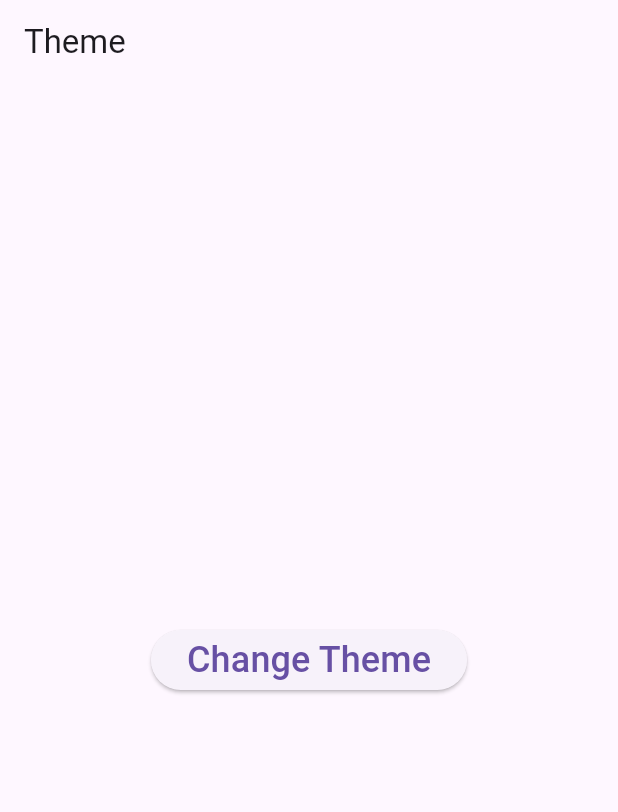
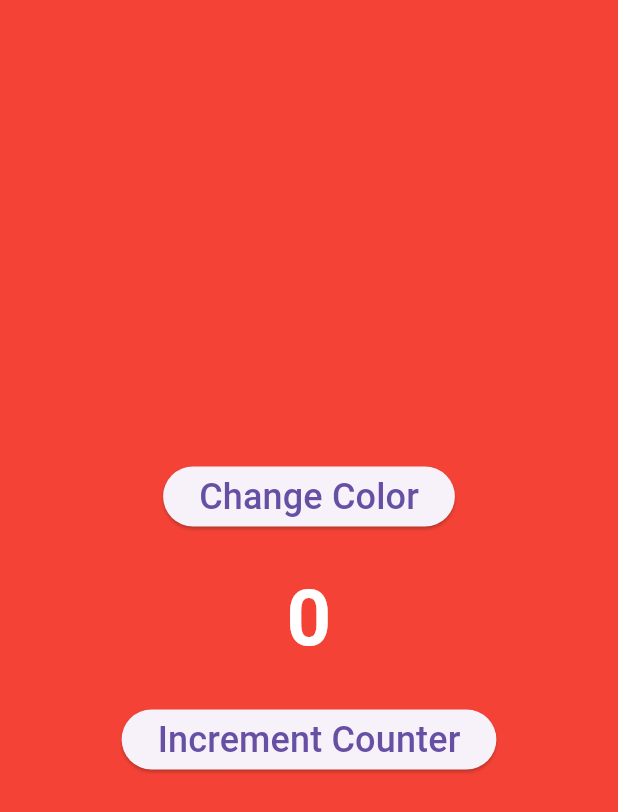
Before and after one commit to yhan0704/flutter_bloc_counter, a Flutter app: the screen it shows after launch, on a phone screen of 412 x 824 dp. Shown: the top 812 px of the screen. Run offline on Flutter 3.47's test engine with Material 3 defaults, Android fonts, the phone set to English and light mode, and no system bars; our stand-ins replace bloc, equatable, flutter_bloc.

Commit message:
bloc to bloc

```diff
--- a/lib/blocs/bloc/theme_bloc.dart
+++ /dev/null
@@ -1,18 +0,0 @@
-import 'package:bloc/bloc.dart';
-import 'package:equatable/equatable.dart';
-
-part 'theme_event.dart';
-part 'theme_state.dart';
-
-class ThemeBloc extends Bloc<ThemeEvent, ThemeState> {
-  ThemeBloc() : super(ThemeState.initial()) {
-    on<ChangeThemeEvent>((event, emit) {
-      if (event.randInt % 2 == 0) {
-        emit(state.copyWith(appTheme: AppTheme.light));
-      } else {
-        emit(state.copyWith(appTheme: AppTheme.dark));
-      }
-      ;
-    });
-  }
-}
--- a/lib/blocs/bloc/theme_event.dart
+++ /dev/null
@@ -1,22 +0,0 @@
-// ignore_for_file: public_member_api_docs, sort_constructors_first
-part of 'theme_bloc.dart';
-
-sealed class ThemeEvent extends Equatable {
-  const ThemeEvent();
-
-  @override
-  List<Object> get props => [];
-}
-
-class ChangeThemeEvent extends ThemeEvent {
-  final int randInt;
-  ChangeThemeEvent({
-    required this.randInt,
-  });
-
-  @override
-  String toString() => 'ChangeThemeEvent(randInt: $randInt)';
-
-  @override
-  List<Object> get props => [randInt];
-}
--- a/lib/blocs/bloc/theme_state.dart
+++ /dev/null
@@ -1,36 +0,0 @@
-// ignore_for_file: public_member_api_docs, sort_constructors_first
-part of 'theme_bloc.dart';
-
-enum AppTheme { light, dark }
-
-class ThemeState {
-  final AppTheme appTheme;
-  ThemeState({
-    this.appTheme = AppTheme.light,
-  });
-
-  factory ThemeState.initial() {
-    return ThemeState();
-  }
-
-  @override
-  bool operator ==(covariant ThemeState other) {
-    if (identical(this, other)) return true;
-
-    return other.appTheme == appTheme;
-  }
-
-  @override
-  int get hashCode => appTheme.hashCode;
-
-  @override
-  String toString() => 'ThemeState(appTheme: $appTheme)';
-
-  ThemeState copyWith({
-    AppTheme? appTheme,
-  }) {
-    return ThemeState(
-      appTheme: appTheme ?? this.appTheme,
-    );
-  }
-}
--- /dev/null
+++ b/lib/blocs/color/color_bloc.dart
@@ -0,0 +1,24 @@
+import 'package:bloc/bloc.dart';
+import 'package:equatable/equatable.dart';
+import 'package:flutter/material.dart';
+
+part 'color_event.dart';
+part 'color_state.dart';
+
+class ColorBloc extends Bloc<ColorEvent, ColorState> {
+  ColorBloc() : super(ColorState.initial()) {
+    on<ChangeColorEvent>((_changeColor));
+  }
+
+  void _changeColor(ChangeColorEvent event, Emitter<ColorState> emit) {
+    if (state.color == Colors.red) {
+      emit(state.copyWith(color: Colors.green));
+    } else if (state.color == Colors.green) {
+      emit(state.copyWith(color: Colors.blue));
+    } else if (state.color == Colors.blue) {
+      emit(state.copyWith(color: Colors.black));
+    } else if (state.color == Colors.black) {
+      emit(state.copyWith(color: Colors.red));
+    }
+  }
+}
--- /dev/null
+++ b/lib/blocs/color/color_event.dart
@@ -0,0 +1,10 @@
+part of 'color_bloc.dart';
+
+abstract class ColorEvent extends Equatable {
+  const ColorEvent();
+
+  @override
+  List<Object> get props => [];
+}
+
+class ChangeColorEvent extends ColorEvent {}
--- /dev/null
+++ b/lib/blocs/color/color_state.dart
@@ -0,0 +1,26 @@
+part of 'color_bloc.dart';
+
+class ColorState extends Equatable {
+  final Color color;
+  ColorState({
+    required this.color,
+  });
+
+  factory ColorState.initial() {
+    return ColorState(color: Colors.red);
+  }
+
+  @override
+  List<Object> get props => [color];
+
+  @override
+  String toString() => 'ColorState(color: $color)';
+
+  ColorState copyWith({
+    Color? color,
+  }) {
+    return ColorState(
+      color: color ?? this.color,
+    );
+  }
+}
--- /dev/null
+++ b/lib/blocs/counter/counter_bloc.dart
@@ -0,0 +1,43 @@
+import 'dart:async';
+
+import 'package:bloc/bloc.dart';
+import 'package:equatable/equatable.dart';
+import 'package:flutter/material.dart';
+
+import '../color/color_bloc.dart';
+
+part 'counter_event.dart';
+part 'counter_state.dart';
+
+class CounterBloc extends Bloc<CounterEvent, CounterState> {
+  int incrementSize = 1;
+  final ColorBloc colorBloc;
+  late final StreamSubscription colorSubscription;
+
+  CounterBloc({
+    required this.colorBloc,
+  }) : super(CounterState.initial()) {
+    colorSubscription = colorBloc.stream.listen((ColorState colorState) {
+      if (colorState.color == Colors.red) {
+        incrementSize = 1;
+      } else if (colorState.color == Colors.green) {
+        incrementSize = 10;
+      } else if (colorState.color == Colors.blue) {
+        incrementSize = 100;
+      } else if (colorState.color == Colors.black) {
+        incrementSize = -100;
+        add(ChangeCounterEvent());
+      }
+    });
+
+    on<ChangeCounterEvent>((event, emit) {
+      emit(state.copyWith(counter: state.counter + incrementSize));
+    });
+  }
+
+  @override
+  Future<void> close() {
+    colorSubscription.cancel();
+    return super.close();
+  }
+}
--- /dev/null
+++ b/lib/blocs/counter/counter_event.dart
@@ -0,0 +1,10 @@
+part of 'counter_bloc.dart';
+
+abstract class CounterEvent extends Equatable {
+  const CounterEvent();
+
+  @override
+  List<Object> get props => [];
+}
+
+class ChangeCounterEvent extends CounterEvent {}
--- /dev/null
+++ b/lib/blocs/counter/counter_state.dart
@@ -0,0 +1,26 @@
+part of 'counter_bloc.dart';
+
+class CounterState extends Equatable {
+  final int counter;
+  CounterState({
+    required this.counter,
+  });
+
+  factory CounterState.initial() {
+    return CounterState(counter: 0);
+  }
+
+  @override
+  List<Object> get props => [counter];
+
+  @override
+  String toString() => 'CounterState(counter: $counter)';
+
+  CounterState copyWith({
+    int? counter,
+  }) {
+    return CounterState(
+      counter: counter ?? this.counter,
+    );
+  }
+}
--- /dev/null
+++ b/lib/cubits/color/color_cubit.dart
@@ -0,0 +1,21 @@
+import 'package:bloc/bloc.dart';
+import 'package:equatable/equatable.dart';
+import 'package:flutter/material.dart';
+
+part 'color_state.dart';
+
+class ColorCubit extends Cubit<ColorState> {
+  ColorCubit() : super(ColorState.initial());
+
+  void changeColor() {
+    if (state.color == Colors.red) {
+      emit(state.copyWith(color: Colors.green));
+    } else if (state.color == Colors.green) {
+      emit(state.copyWith(color: Colors.blue));
+    } else if (state.color == Colors.blue) {
+      emit(state.copyWith(color: Colors.black));
+    } else if (state.color == Colors.black) {
+      emit(state.copyWith(color: Colors.red));
+    }
+  }
+}
--- /dev/null
+++ b/lib/cubits/color/color_state.dart
@@ -0,0 +1,26 @@
+part of 'color_cubit.dart';
+
+class ColorState extends Equatable {
+  final Color color;
+  ColorState({
+    required this.color,
+  });
+
+  factory ColorState.initial() {
+    return ColorState(color: Colors.red);
+  }
+
+  @override
+  List<Object> get props => [color];
+
+  @override
+  String toString() => 'ColorState(color: $color)';
+
+  ColorState copyWith({
+    Color? color,
+  }) {
+    return ColorState(
+      color: color ?? this.color,
+    );
+  }
+}
--- /dev/null
+++ b/lib/cubits/counter/counter_cubit.dart
@@ -0,0 +1,42 @@
+import 'dart:async';
+
+import 'package:bloc/bloc.dart';
+import 'package:equatable/equatable.dart';
+import 'package:flutter/material.dart';
+
+import '../color/color_cubit.dart';
+
+part 'counter_state.dart';
+
+class CounterCubit extends Cubit<CounterState> {
+  int incrementSize = 1;
+  final ColorCubit colorCubit;
+  late final StreamSubscription colorSubscription;
+
+  CounterCubit({
+    required this.colorCubit,
+  }) : super(CounterState.initial()) {
+    colorSubscription = colorCubit.stream.listen((ColorState colorState) {
+      if (colorState.color == Colors.red) {
+        incrementSize = 1;
+      } else if (colorState.color == Colors.green) {
+        incrementSize = 10;
+      } else if (colorState.color == Colors.blue) {
+        incrementSize = 100;
+      } else if (colorState.color == Colors.black) {
+        emit(state.copyWith(counter: state.counter - 100));
+        incrementSize = -100;
+      }
+    });
+  }
+
+  void changeCounter() {
+    emit(state.copyWith(counter: state.counter + incrementSize));
+  }
+
+  @override
+  Future<void> close() {
+    colorSubscription.cancel();
+    return super.close();
+  }
+}
--- /dev/null
+++ b/lib/cubits/counter/counter_state.dart
@@ -0,0 +1,26 @@
+part of 'counter_cubit.dart';
+
+class CounterState extends Equatable {
+  final int counter;
+  CounterState({
+    required this.counter,
+  });
+
+  factory CounterState.initial() {
+    return CounterState(counter: 0);
+  }
+
+  @override
+  List<Object> get props => [counter];
+
+  @override
+  String toString() => 'CounterState(counter: $counter)';
+
+  CounterState copyWith({
+    int? counter,
+  }) {
+    return CounterState(
+      counter: counter ?? this.counter,
+    );
+  }
+}
--- a/lib/main.dart
+++ b/lib/main.dart
@@ -1,7 +1,8 @@
 import 'package:flutter/material.dart';
-import 'dart:math';
 import 'package:flutter_bloc/flutter_bloc.dart';
-import 'package:my_counter_bloc/blocs/bloc/theme_bloc.dart';
+
+import 'blocs/color/color_bloc.dart';
+import 'blocs/counter/counter_bloc.dart';
 
 void main() {
   runApp(const MyApp());
@@ -12,19 +13,24 @@ class MyApp extends StatelessWidget {
 
   @override
   Widget build(BuildContext context) {
-    return BlocProvider<ThemeBloc>(
-      create: (context) => ThemeBloc(),
-      child: BlocBuilder<ThemeBloc, ThemeState>(
-        builder: (context, state) {
-          return MaterialApp(
-            title: 'Event Payload',
+    return MultiBlocProvider(
+      providers: [
+        BlocProvider<ColorBloc>(
+          create: (context) => ColorBloc(),
+        ),
+        BlocProvider<CounterBloc>(
+          create: (context) => CounterBloc(
+            colorBloc: context.read<ColorBloc>(),
+          ),
+        ),
+      ],
+      child: MaterialApp(
+        title: 'bloc2bloc',
         debugShowCheckedModeBanner: false,
-            theme: state.appTheme == AppTheme.light
-                ? ThemeData.light()
-                : ThemeData.dark(),
+        theme: ThemeData(
+          primarySwatch: Colors.blue,
+        ),
         home: const MyHomePage(),
-          );
-        },
       ),
     );
   }
@@ -36,21 +42,40 @@ class MyHomePage extends StatelessWidget {
   @override
   Widget build(BuildContext context) {
     return Scaffold(
-      appBar: AppBar(
-        title: Text('Theme'),
-      ),
+      backgroundColor: context.watch<ColorBloc>().state.color,
       body: Center(
-        child: ElevatedButton(
+        child: Column(
+          mainAxisAlignment: MainAxisAlignment.center,
+          children: [
+            ElevatedButton(
               child: Text(
-            'Change Theme',
+                'Change Color',
                 style: TextStyle(fontSize: 24.0),
               ),
               onPressed: () {
-            final int randInt = Random().nextInt(10);
-            print('randInt: $randInt');
-
-            context.read<ThemeBloc>().add(ChangeThemeEvent(randInt: randInt));
+                context.read<ColorBloc>().add(ChangeColorEvent());
               },
+            ),
+            SizedBox(height: 20.0),
+            Text(
+              '${context.watch<CounterBloc>().state.counter}',
+              style: TextStyle(
+                fontSize: 52.0,
+                fontWeight: FontWeight.bold,
+                color: Colors.white,
+              ),
+            ),
+            SizedBox(height: 20.0),
+            ElevatedButton(
+              child: Text(
+                'Increment Counter',
+                style: TextStyle(fontSize: 24.0),
+              ),
+              onPressed: () {
+                context.read<CounterBloc>().add(ChangeCounterEvent());
+              },
+            ),
+          ],
         ),
       ),
     );
--- a/lib/other_page.dart
+++ /dev/null
@@ -1,20 +0,0 @@
-import 'package:flutter/material.dart';
-
-class OtherPage extends StatelessWidget {
-  const OtherPage({Key? key}) : super(key: key);
-
-  @override
-  Widget build(BuildContext context) {
-    return Scaffold(
-      appBar: AppBar(
-        title: Text('Other'),
-      ),
-      body: Center(
-        child: Text(
-          'Other',
-          style: TextStyle(fontSize: 52.0),
-        ),
-      ),
-    );
-  }
-}
```
Lines whose indentation alone changed are shown as unchanged.
